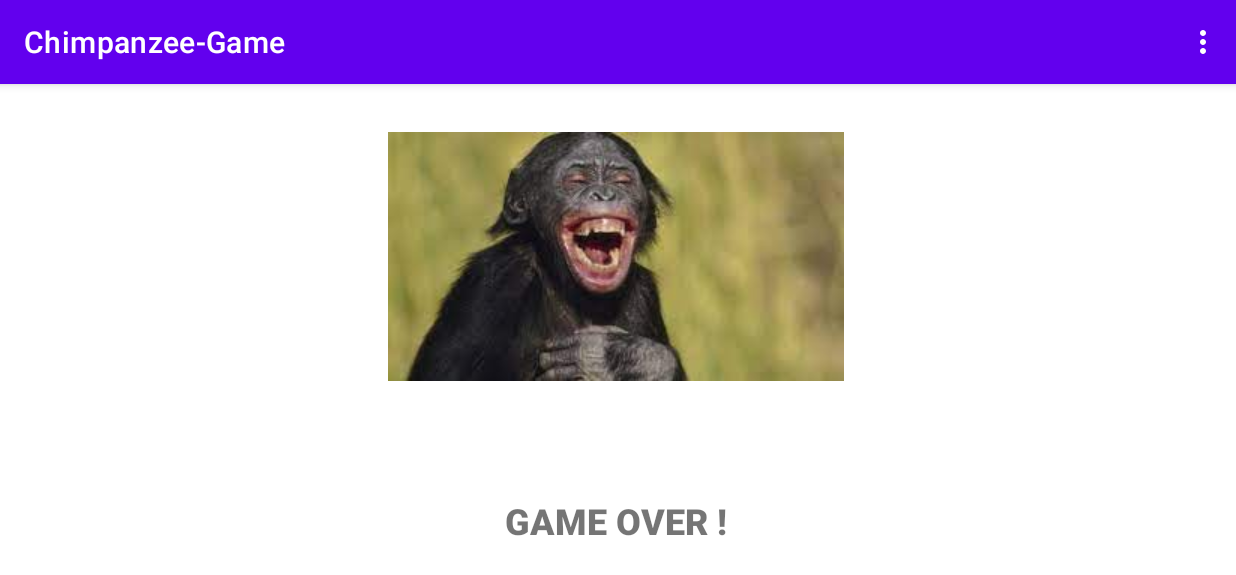
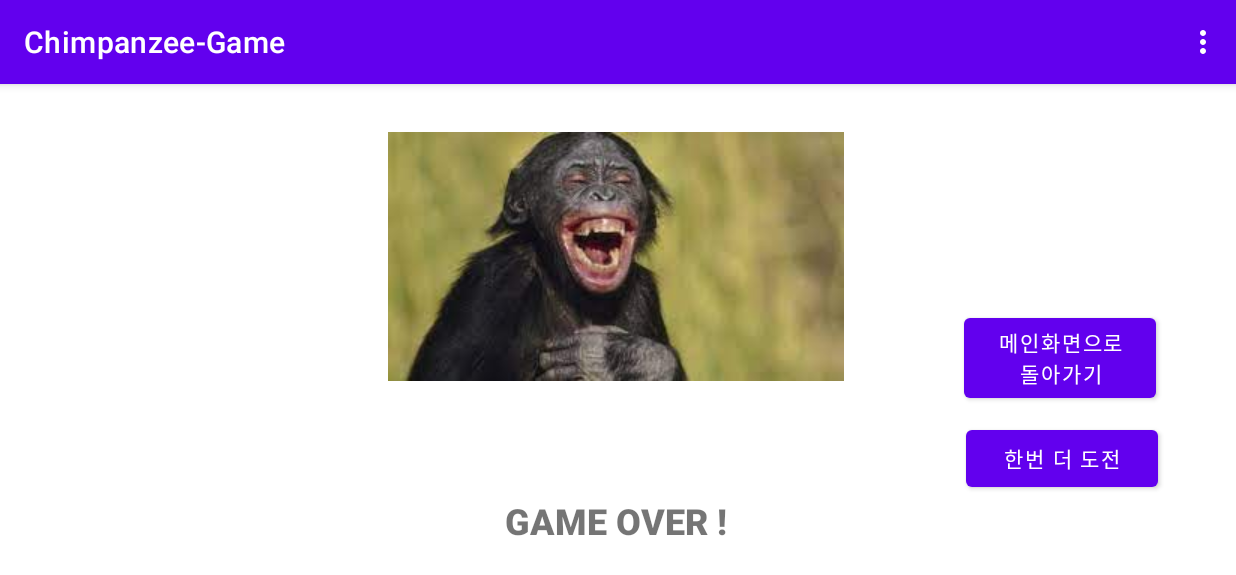
Before and after one commit to gabrielyoon7/Chimpanzee-Game, an Android app: the BadEndActivity screen opened directly, with no data from a screen before it, on a phone screen of 824 x 412 dp (held sideways). Shown: the top 575 px of the screen. Run offline under Robolectric (Android 15) with nearby library versions, the phone set to English and light mode, and no system bars.

Commit message:
종료화면 버튼 추가(메인화면으로, 한번 더 하기)

```diff
--- a/app/src/main/java/kr/ac/kyonggi/chimpanzee_game/BadEndActivity.java
+++ b/app/src/main/java/kr/ac/kyonggi/chimpanzee_game/BadEndActivity.java
@@ -5,6 +5,8 @@ import android.os.Bundle;
 import android.view.Menu;
 import android.view.MenuInflater;
 import android.view.MenuItem;
+import android.view.View;
+import android.widget.Button;
 import android.widget.TextView;
 
 import androidx.appcompat.app.AppCompatActivity;
@@ -21,6 +23,25 @@ public class BadEndActivity extends AppCompatActivity {
         Intent intent = getIntent();
         String nickName = intent.getStringExtra("nickName");
         name.setText(nickName);
+
+        Button backButton = (Button) findViewById(R.id.goToMain);
+        Button replayButton = (Button) findViewById(R.id.replay);
+        backButton.setOnClickListener(new View.OnClickListener() {
+            @Override
+            public void onClick(View view) {
+
+                Intent intent = new Intent(getApplicationContext(), MainActivity.class);
+                startActivity(intent);
+            }
+        });
+        replayButton.setOnClickListener(new View.OnClickListener() {
+            @Override
+            public void onClick(View view) {
+                Intent intent = new Intent(getApplicationContext(), MainActivity.class);
+                startActivity(intent);
+            }
+        });
+
 
     }
     @Override
--- a/app/src/main/res/layout/activity_bad_end.xml
+++ b/app/src/main/res/layout/activity_bad_end.xml
@@ -40,4 +40,29 @@
         app:layout_constraintEnd_toEndOf="@+id/imageView2"
         app:layout_constraintStart_toStartOf="@+id/imageView2"
         app:layout_constraintTop_toBottomOf="@+id/imageView2" />
+
+    <Button
+        android:id="@+id/replay"
+        android:layout_width="128dp"
+        android:layout_height="50dp"
+        android:text="한번 더 도전"
+        app:layout_constraintBottom_toBottomOf="parent"
+        app:layout_constraintEnd_toEndOf="parent"
+        app:layout_constraintHorizontal_bias="0.925"
+        app:layout_constraintStart_toStartOf="parent"
+        app:layout_constraintTop_toTopOf="parent"
+        app:layout_constraintVertical_bias="0.734" />
+
+    <Button
+        android:id="@+id/goToMain"
+        android:layout_width="128dp"
+        android:layout_height="65dp"
+        android:text="메인화면으로 돌아가기"
+        app:layout_constraintBottom_toTopOf="@+id/replay"
+        app:layout_constraintEnd_toEndOf="parent"
+        app:layout_constraintHorizontal_bias="0.923"
+        app:layout_constraintStart_toStartOf="parent"
+        app:layout_constraintTop_toTopOf="parent"
+        app:layout_constraintVertical_bias="0.94" />
+
 </androidx.constraintlayout.widget.ConstraintLayout>
```
Also changed, not shown: app/src/main/java/kr/ac/kyonggi/chimpanzee_game/GoodEndActivity.java (+19 -0 lines), app/src/main/res/layout/activity_good_end.xml (+24 -0 lines).
